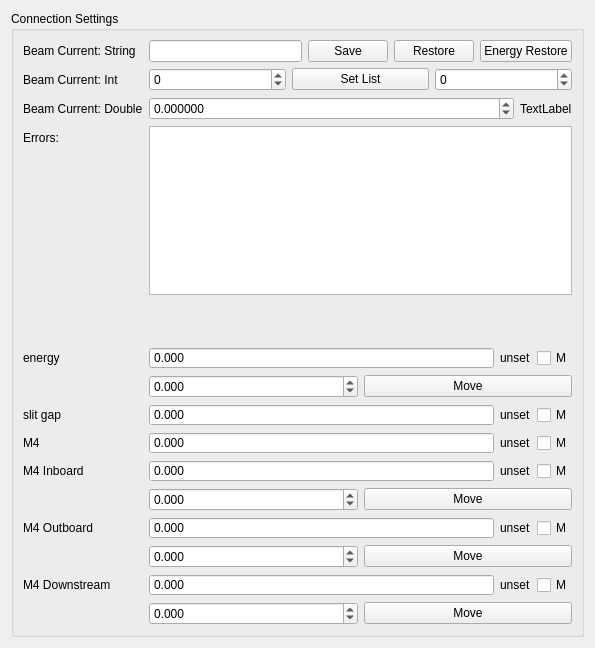
Above: source/ui/ConnectionSettings.ui from acquaman/acquaman before the change. Below: the same form after it.
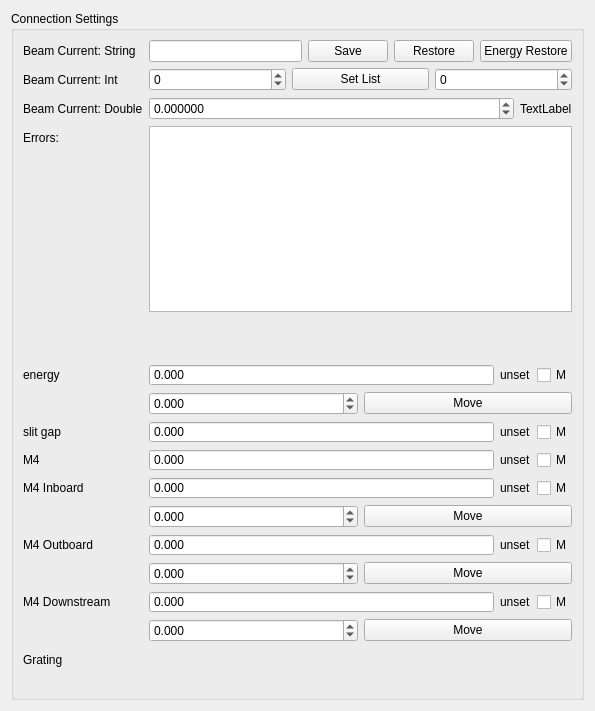
That is the form after the change.

What changed in the file:
```diff
--- a/source/ui/ConnectionSettings.ui
+++ b/source/ui/ConnectionSettings.ui
@@ -7,7 +7,7 @@
     <x>0</x>
     <y>0</y>
     <width>595</width>
-    <height>648</height>
+    <height>711</height>
    </rect>
   </property>
   <property name="windowTitle">
@@ -660,6 +660,23 @@
         </item>
        </layout>
       </item>
+      <item row="15" column="0">
+       <widget class="QLabel" name="hxpd_label_7">
+        <property name="text">
+         <string>Grating</string>
+        </property>
+       </widget>
+      </item>
+      <item row="15" column="1">
+       <widget class="QWidget" name="gratingHolder" native="true">
+        <property name="minimumSize">
+         <size>
+          <width>0</width>
+          <height>40</height>
+         </size>
+        </property>
+       </widget>
+      </item>
      </layout>
     </widget>
    </item>
```
